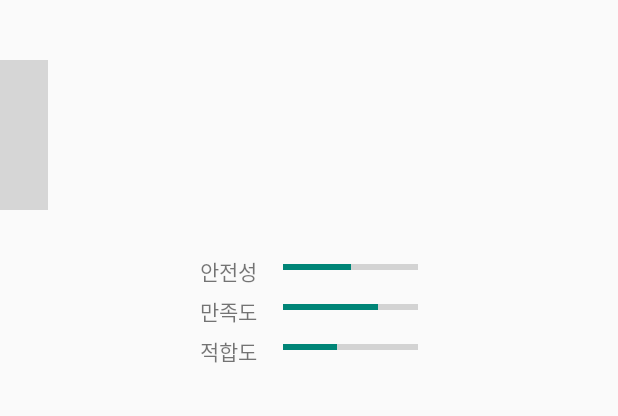
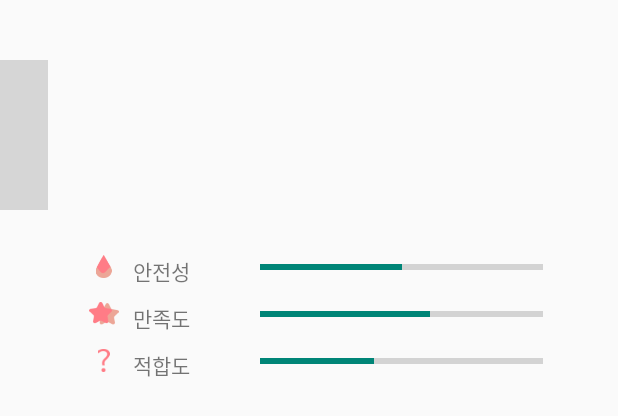
Before and after one commit to lipnus/hackpretty, an Android app: the layout fragment_analysis_layout.xml on its own in the app's theme, with its tools: preview values and no code run, on a phone screen of 412 x 824 dp. Shown: the top 416 px of the screen. Run offline under Robolectric (Android 15) with nearby library versions, the phone set to English and light mode, and no system bars; plain views replace PieChart; Roboto replaces fonts that are not available here; grey boxes are pictures that could not be loaded.

Commit message:
[이슈 #35] 그래프에 아이콘 추가

```diff
--- a/Frontend/HackPretty/app/src/main/java/com/example/haeun_kim/hackpretty/RankPagerFragment.java
+++ b/Frontend/HackPretty/app/src/main/java/com/example/haeun_kim/hackpretty/RankPagerFragment.java
@@ -91,7 +91,7 @@ public class RankPagerFragment {
 
             PieChart mPieChart = (PieChart) rootView.findViewById(R.id.piechart);
 
-            mPieChart.addPieSlice(new PieModel("Freetime", 75, Color.parseColor("#FE6DA8")));
+            mPieChart.addPieSlice(new PieModel("Freetime", 75, Color.parseColor("#ff93c0")));
             mPieChart.addPieSlice(new PieModel("Sleep", 25, Color.parseColor("#CCCCCC")));
 
             mPieChart.startAnimation();
--- a/Frontend/HackPretty/app/src/main/res/layout/fragment_analysis_layout.xml
+++ b/Frontend/HackPretty/app/src/main/res/layout/fragment_analysis_layout.xml
@@ -25,14 +25,20 @@
         <LinearLayout
             android:layout_width="match_parent"
             android:layout_height="wrap_content"
-            android:layout_marginLeft="200px"
-            android:layout_marginRight="200px"
+            android:layout_marginLeft="50dp"
+            android:layout_marginRight="50dp"
             android:orientation="horizontal">
+
+            <ImageView
+                android:layout_width="15dp"
+                android:layout_height="15dp"
+                android:layout_weight="1"
+                android:src="@drawable/drop"/>
 
             <TextView
                 android:layout_width="wrap_content"
                 android:layout_height="wrap_content"
-                android:layout_weight="3"
+                android:layout_weight="2"
                 android:text="안전성" />
 
             <ProgressBar
@@ -42,22 +48,28 @@
                 android:layout_height="wrap_content"
                 android:progress="5"
                 android:max="10"
-                android:layout_weight="7"/>
+                android:layout_weight="6"/>
 
         </LinearLayout>
 
         <LinearLayout
-            android:layout_marginTop="5dp"
+            android:layout_marginTop="10dp"
             android:layout_width="match_parent"
             android:layout_height="wrap_content"
-            android:layout_marginLeft="200px"
-            android:layout_marginRight="200px"
+            android:layout_marginLeft="50dp"
+            android:layout_marginRight="50dp"
             android:orientation="horizontal">
+
+            <ImageView
+                android:layout_width="15dp"
+                android:layout_height="15dp"
+                android:layout_weight="1"
+                android:src="@drawable/star"/>
 
             <TextView
                 android:layout_width="wrap_content"
                 android:layout_height="wrap_content"
-                android:layout_weight="3"
+                android:layout_weight="2"
                 android:text="만족도" />
 
             <ProgressBar
@@ -65,24 +77,30 @@
                 style="?android:attr/progressBarStyleHorizontal"
                 android:layout_width="wrap_content"
                 android:layout_height="wrap_content"
-                android:progress="7"
+                android:progress="6"
                 android:max="10"
-                android:layout_weight="7"/>
+                android:layout_weight="6"/>
 
         </LinearLayout>
 
         <LinearLayout
-            android:layout_marginTop="5dp"
+            android:layout_marginTop="10dp"
             android:layout_width="match_parent"
             android:layout_height="wrap_content"
-            android:layout_marginLeft="200px"
-            android:layout_marginRight="200px"
+            android:layout_marginLeft="50dp"
+            android:layout_marginRight="50dp"
             android:orientation="horizontal">
+
+            <ImageView
+                android:layout_width="15dp"
+                android:layout_height="15dp"
+                android:layout_weight="1"
+                android:src="@drawable/question"/>
 
             <TextView
                 android:layout_width="wrap_content"
                 android:layout_height="wrap_content"
-                android:layout_weight="3"
+                android:layout_weight="2"
                 android:text="적합도" />
 
             <ProgressBar
@@ -92,7 +110,7 @@
                 android:layout_height="wrap_content"
                 android:progress="4"
                 android:max="10"
-                android:layout_weight="7"/>
+                android:layout_weight="6"/>
 
         </LinearLayout>
 
```
Also changed, not shown: Frontend/HackPretty/app/src/main/res/drawable/drop.png (added), Frontend/HackPretty/app/src/main/res/drawable/question.png (added), Frontend/HackPretty/app/src/main/res/drawable/star.png (added).
